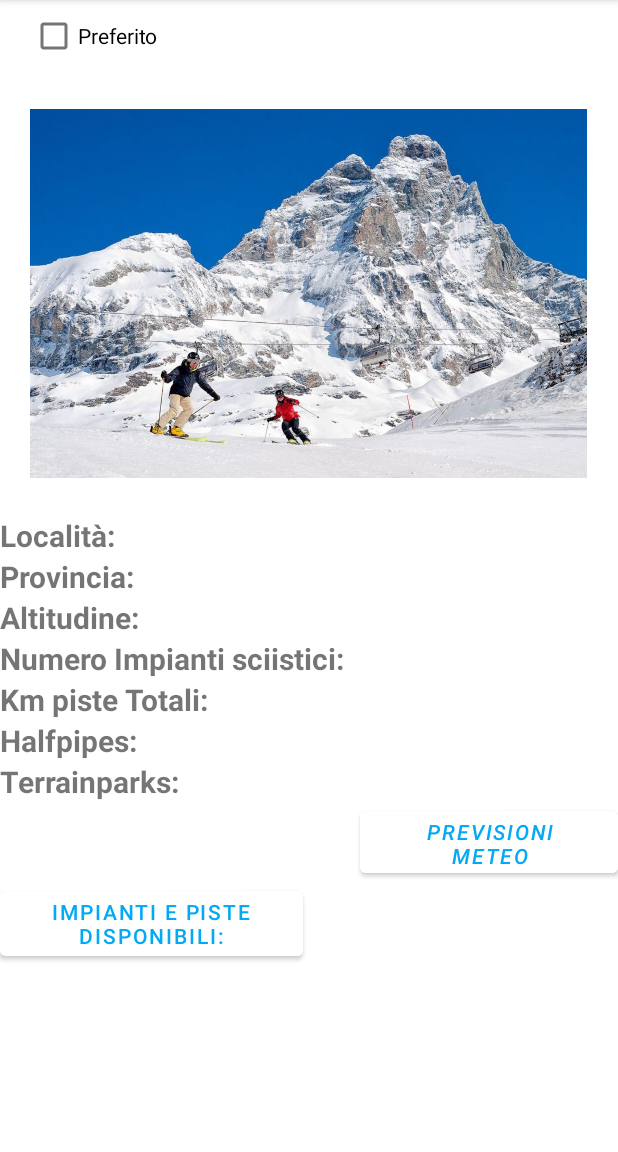
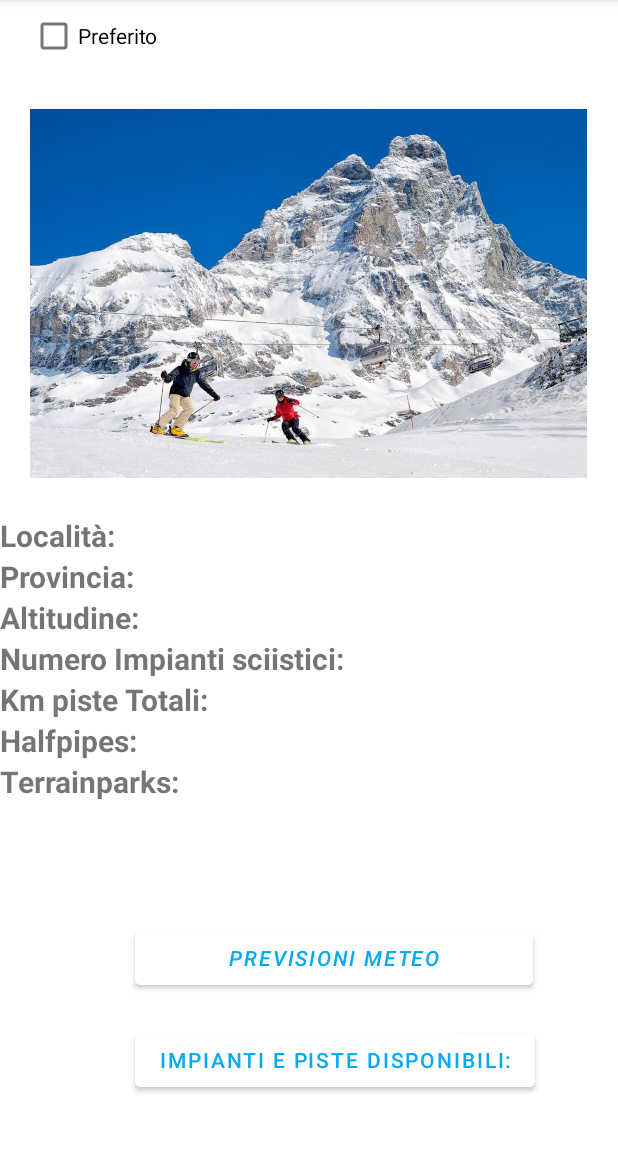
Before and after one commit to alexzab83/SkyItalyMobile, an Android app: the SkiResortDetail screen opened directly, with no data from a screen before it, on a phone screen of 412 x 824 dp, the part 84-1236 px from its top. Run offline under Robolectric (Android 15) with nearby library versions, the phone set to English and light mode, and no system bars; our stand-ins replace Picasso, data binding; network calls fail; pictures from the network do not load; 4 statements that could not run were skipped.

Commit message:
Modifica posizione tasti "previsioni meteo" e "impianti e piste disponibili" sul layout activity_detail_skiresort.xml

```diff
--- a/app/src/main/res/layout/activity_detail_skiresort.xml
+++ b/app/src/main/res/layout/activity_detail_skiresort.xml
@@ -193,23 +193,21 @@
 
          <Button
              android:id="@+id/button1"
-             android:layout_width="wrap_content"
-             android:layout_height="53dp"
-             android:layout_below="@id/img_skiresort"
-             android:layout_alignLeft="@id/img_skiresort"
-             android:layout_marginLeft="240dp"
+             android:layout_width="265dp"
+             android:layout_height="wrap_content"
+             android:layout_marginLeft="90dp"
+             android:layout_marginTop="80dp"
+             android:layout_marginBottom="20dp"
              android:backgroundTint="@android:color/background_light"
              android:text="Previsioni Meteo"
-             android:textAlignment="gravity"
-             android:textAllCaps="true"
              android:textColor="#03A9F4"
              android:textStyle="italic" />
 
          <Button
               android:id="@+id/btn_plant_list"
-              android:layout_width="match_parent"
+              android:layout_width="wrap_content"
               android:layout_height="wrap_content"
-              android:layout_marginRight="210dp"
+             android:layout_marginLeft="90dp"
               android:backgroundTint="@android:color/background_light"
               android:text="Impianti e Piste Disponibili:"
               android:textColor="#03A9F4" />
```
